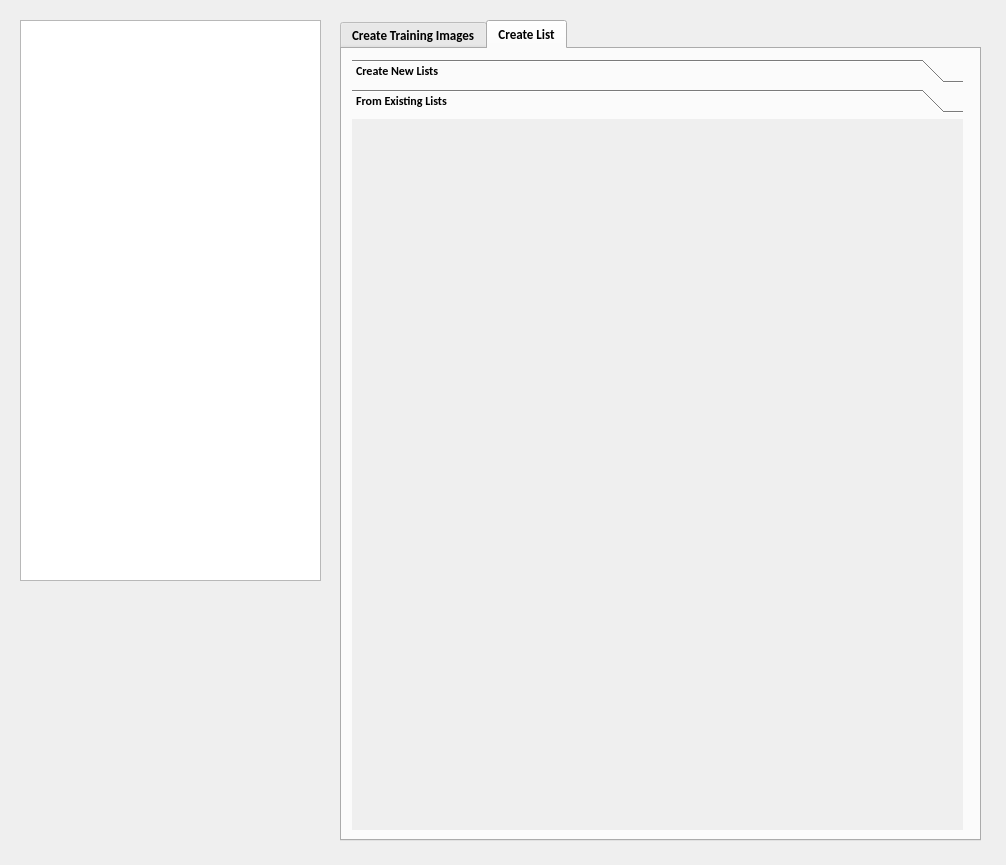
This is hackathon/MK/DatasetGenerator/DatasetGenerator.ui in Vaa3D/vaa3d_tools as Qt 5 draws it before an edit. The edited form follows.
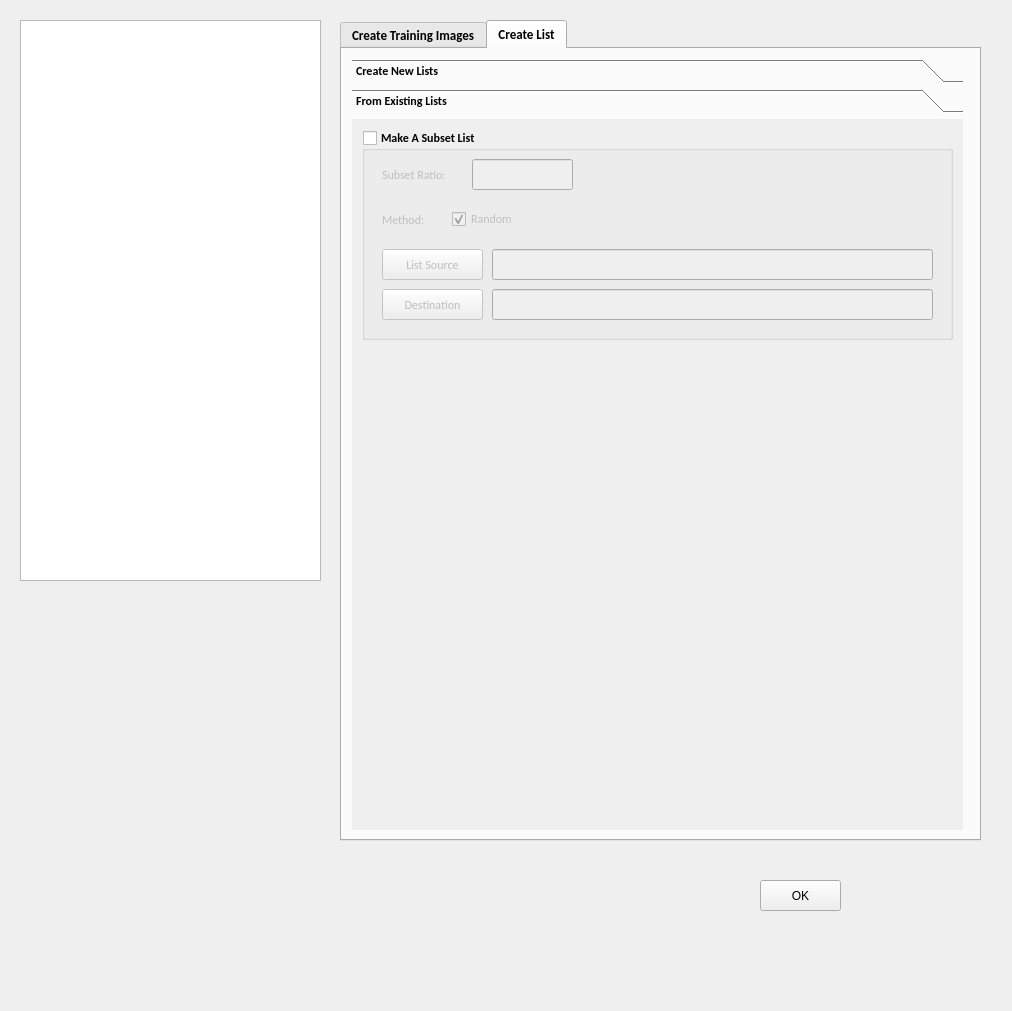
This is the edited form. The open tabs and pages were chosen to show the change.

Commit message: DatasetGenerator: subList creation ready

```diff
--- a/hackathon/MK/DatasetGenerator/DatasetGenerator.ui
+++ b/hackathon/MK/DatasetGenerator/DatasetGenerator.ui
@@ -9,8 +9,8 @@
    <rect>
     <x>0</x>
     <y>0</y>
-    <width>1006</width>
-    <height>865</height>
+    <width>1012</width>
+    <height>1011</height>
    </rect>
   </property>
   <property name="windowTitle">
@@ -1346,13 +1346,184 @@
        <rect>
         <x>0</x>
         <y>0</y>
-        <width>98</width>
-        <height>28</height>
+        <width>611</width>
+        <height>705</height>
        </rect>
       </property>
       <attribute name="label">
        <string>From Existing Lists</string>
       </attribute>
+      <widget class="QGroupBox" name="groupBox_2">
+       <property name="geometry">
+        <rect>
+         <x>10</x>
+         <y>10</y>
+         <width>591</width>
+         <height>211</height>
+        </rect>
+       </property>
+       <property name="title">
+        <string>Make A Subset List</string>
+       </property>
+       <property name="checkable">
+        <bool>true</bool>
+       </property>
+       <property name="checked">
+        <bool>false</bool>
+       </property>
+       <widget class="QPushButton" name="pushButton_10">
+        <property name="enabled">
+         <bool>true</bool>
+        </property>
+        <property name="geometry">
+         <rect>
+          <x>20</x>
+          <y>120</y>
+          <width>101</width>
+          <height>31</height>
+         </rect>
+        </property>
+        <property name="font">
+         <font>
+          <weight>50</weight>
+          <bold>false</bold>
+         </font>
+        </property>
+        <property name="text">
+         <string>List Source</string>
+        </property>
+       </widget>
+       <widget class="QLineEdit" name="lineEdit_19">
+        <property name="geometry">
+         <rect>
+          <x>130</x>
+          <y>120</y>
+          <width>441</width>
+          <height>31</height>
+         </rect>
+        </property>
+        <property name="font">
+         <font>
+          <weight>50</weight>
+          <bold>false</bold>
+         </font>
+        </property>
+       </widget>
+       <widget class="QLabel" name="label_13">
+        <property name="geometry">
+         <rect>
+          <x>20</x>
+          <y>30</y>
+          <width>81</width>
+          <height>31</height>
+         </rect>
+        </property>
+        <property name="font">
+         <font>
+          <weight>50</weight>
+          <bold>false</bold>
+         </font>
+        </property>
+        <property name="text">
+         <string>Subset Ratio:</string>
+        </property>
+       </widget>
+       <widget class="QLineEdit" name="lineEdit_20">
+        <property name="geometry">
+         <rect>
+          <x>110</x>
+          <y>30</y>
+          <width>101</width>
+          <height>31</height>
+         </rect>
+        </property>
+        <property name="font">
+         <font>
+          <weight>50</weight>
+          <bold>false</bold>
+         </font>
+        </property>
+       </widget>
+       <widget class="QLabel" name="label_14">
+        <property name="geometry">
+         <rect>
+          <x>20</x>
+          <y>70</y>
+          <width>61</width>
+          <height>41</height>
+         </rect>
+        </property>
+        <property name="font">
+         <font>
+          <weight>50</weight>
+          <bold>false</bold>
+         </font>
+        </property>
+        <property name="text">
+         <string>Method:</string>
+        </property>
+       </widget>
+       <widget class="QCheckBox" name="checkBox_15">
+        <property name="geometry">
+         <rect>
+          <x>90</x>
+          <y>80</y>
+          <width>81</width>
+          <height>20</height>
+         </rect>
+        </property>
+        <property name="font">
+         <font>
+          <weight>50</weight>
+          <bold>false</bold>
+         </font>
+        </property>
+        <property name="text">
+         <string>Random</string>
+        </property>
+        <property name="checked">
+         <bool>true</bool>
+        </property>
+       </widget>
+       <widget class="QPushButton" name="pushButton_12">
+        <property name="enabled">
+         <bool>true</bool>
+        </property>
+        <property name="geometry">
+         <rect>
+          <x>20</x>
+          <y>160</y>
+          <width>101</width>
+          <height>31</height>
+         </rect>
+        </property>
+        <property name="font">
+         <font>
+          <weight>50</weight>
+          <bold>false</bold>
+         </font>
+        </property>
+        <property name="text">
+         <string>Destination</string>
+        </property>
+       </widget>
+       <widget class="QLineEdit" name="lineEdit_21">
+        <property name="geometry">
+         <rect>
+          <x>130</x>
+          <y>160</y>
+          <width>441</width>
+          <height>31</height>
+         </rect>
+        </property>
+        <property name="font">
+         <font>
+          <weight>50</weight>
+          <bold>false</bold>
+         </font>
+        </property>
+       </widget>
+      </widget>
      </widget>
     </widget>
    </widget>
@@ -1370,6 +1541,26 @@
     <bool>false</bool>
    </property>
   </widget>
+  <widget class="QPushButton" name="pushButton_11">
+   <property name="geometry">
+    <rect>
+     <x>760</x>
+     <y>880</y>
+     <width>81</width>
+     <height>31</height>
+    </rect>
+   </property>
+   <property name="font">
+    <font>
+     <pointsize>9</pointsize>
+     <weight>50</weight>
+     <bold>false</bold>
+    </font>
+   </property>
+   <property name="text">
+    <string>OK</string>
+   </property>
+  </widget>
  </widget>
  <resources/>
  <connections>
```
Left out of the diff: 83 changed lines with no effect on the pictures. The commit also changes 8 other files.
